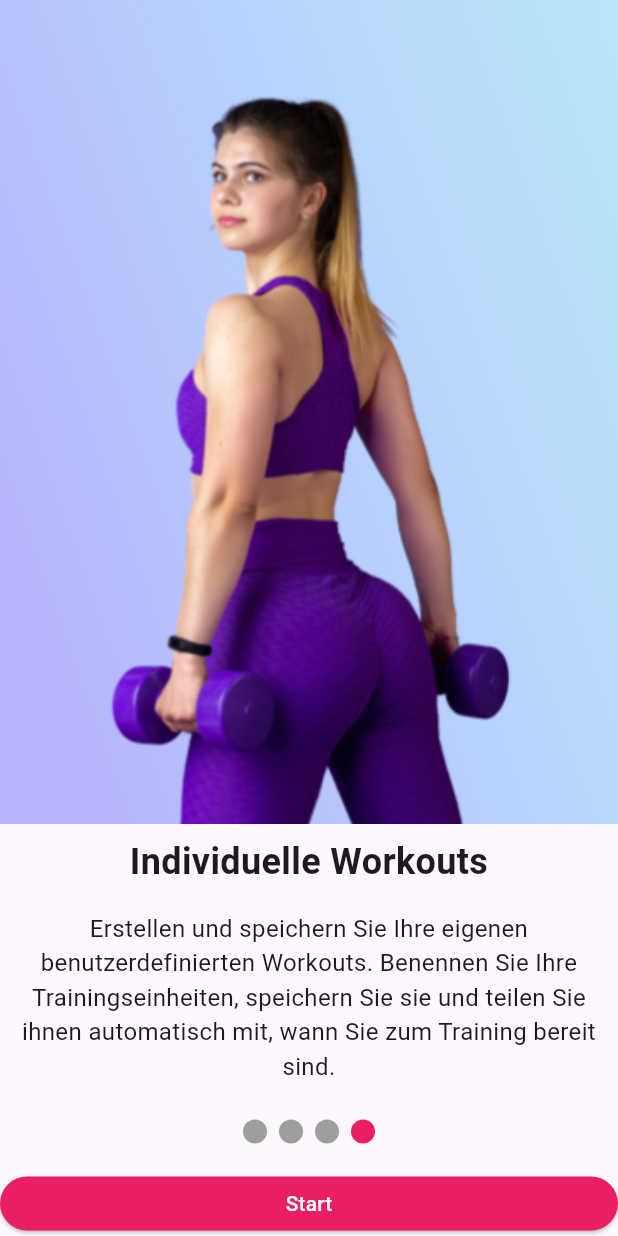
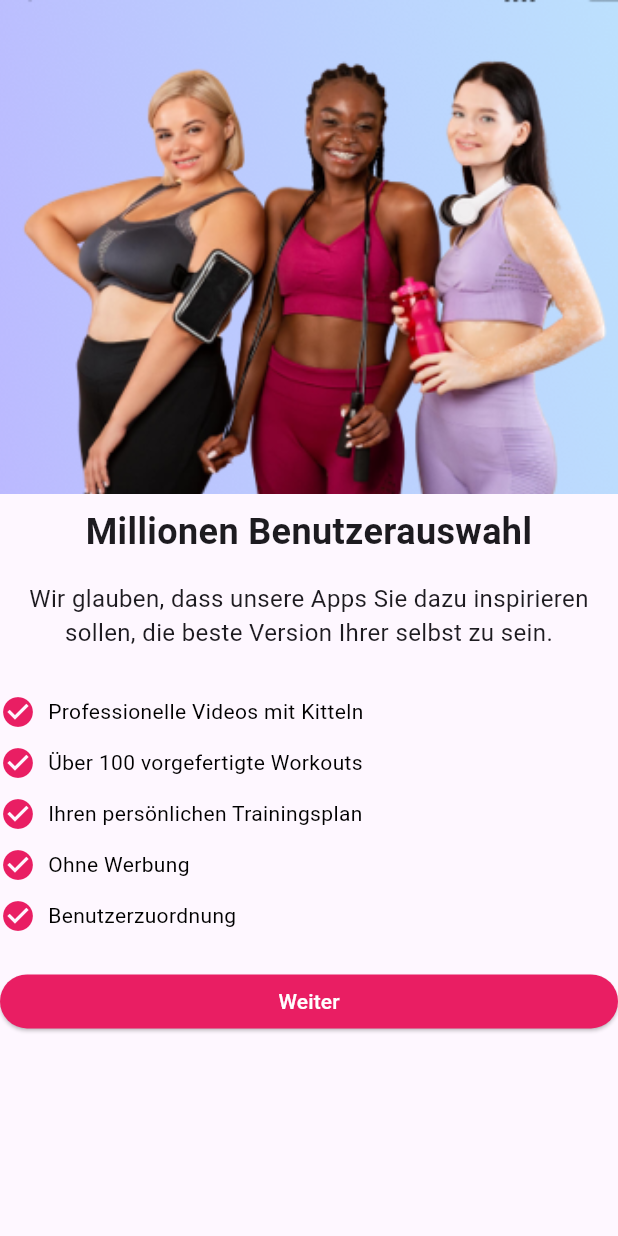
Before and after one commit to akurtovic4/gymbro, a Flutter app: the screen it shows after launch, on a phone screen of 412 x 824 dp. Run offline on Flutter 3.47's test engine with Material 3 defaults, Android fonts, the light colour scheme and no system bars.

Commit message:
Choose plan window part 1

```diff
--- /dev/null
+++ b/lib/chooseplan.dart
@@ -0,0 +1,119 @@
+import 'package:flutter/material.dart';
+
+class chooseplan extends StatelessWidget {
+  @override
+  Widget build(BuildContext context) {
+    return Scaffold(
+      body: Column(
+        crossAxisAlignment: CrossAxisAlignment.stretch,
+        children: [
+          // Slika na jednoj četvrtini ekrana
+          Container(
+            height: MediaQuery.of(context).size.height / 2.5,
+            decoration: BoxDecoration(
+              image: DecorationImage(
+                image: AssetImage('images/chooseplan.png'), // Stavite putanju do vaše slike
+                fit: BoxFit.cover,
+              ),
+            ),
+          ),
+          // Naslov "Willkommen bei GymBro"
+          Padding(
+            padding: const EdgeInsets.all(8.0),
+            child: Text(
+              'Millionen Benutzerauswahl',
+              textAlign: TextAlign.center,
+              style: TextStyle(
+                fontSize: 24,
+                fontWeight: FontWeight.bold,
+              ),
+            ),
+          ),
+          // Opis teksta "Die GymBro-Anwendung..."
+          Padding(
+            padding: const EdgeInsets.all(8.0),
+            child: Text(
+              'Wir glauben, dass unsere Apps Sie dazu inspirieren sollen, die beste Version Ihrer selbst zu sein.',
+              textAlign: TextAlign.center,
+              style: TextStyle(
+                fontSize: 16,
+              ),
+            ),
+          ),
+
+          SizedBox(height: 16),
+
+          Column(
+            children: [
+              ChoiceOption(icon: Icons.check_circle, text: 'Professionelle Videos mit Kitteln',),
+              ChoiceOption(icon: Icons.check_circle, text: 'Über 100 vorgefertigte Workouts',),
+              ChoiceOption(icon: Icons.check_circle, text: 'Ihren persönlichen Trainingsplan',),
+              ChoiceOption(icon: Icons.check_circle, text: 'Ohne Werbung',),
+              ChoiceOption(icon: Icons.check_circle, text: 'Benutzerzuordnung',),
+            ],
+          ),
+
+          SizedBox(height: 16),
+
+
+          Container(
+            width: 100,
+            child: ElevatedButton(
+              onPressed: () {
+
+                print('Dugme Weiter je pritisnuto.');
+              },
+              style: ButtonStyle(
+                minimumSize: MaterialStateProperty.all(Size(100, 0)),
+                maximumSize: MaterialStateProperty.all(Size(100, double.infinity)),
+                backgroundColor: MaterialStateProperty.all(Colors.pink),
+                padding: MaterialStateProperty.all(EdgeInsets.symmetric(horizontal: 12, vertical: 8)),
+              ),
+              child: Text(
+                'Weiter',
+                style: TextStyle(
+                  color: Colors.white,
+                ),
+              ),
+            ),
+          ),
+        ],
+      ),
+    );
+  }
+}
+
+class ChoiceOption extends StatelessWidget {
+  final IconData icon;
+  final String text;
+
+  const ChoiceOption({Key? key, required this.icon, required this.text}) : super(key: key);
+
+  @override
+  Widget build(BuildContext context) {
+    return Padding(
+      padding: const EdgeInsets.symmetric(vertical: 5.0),
+      child: Row(
+        children: [
+          Icon(
+            icon,
+            color: Colors.pink, // Promijenite boju ikone u roze
+          ),
+          SizedBox(width: 8),
+          Text(
+            text,
+            style: TextStyle(
+              color: Colors.black, // Promijenite boju teksta po želji
+            ),
+          ),
+        ],
+      ),
+    );
+  }
+}
+
+void main() {
+  runApp(MaterialApp(
+    home: chooseplan(),
+  ));
+}
--- a/lib/main.dart
+++ b/lib/main.dart
@@ -1,4 +1,5 @@
 import 'package:flutter/material.dart';
+import 'package:gymbro/chooseplan.dart';
 
 import 'intro1.dart';
 import 'intro2.dart';
@@ -14,7 +15,7 @@ class MyApp extends StatelessWidget {
       debugShowCheckedModeBanner: false,
       initialRoute: '/',
       routes: {
-        '/': (context) => intro4(),
+        '/': (context) => chooseplan(),
         '/intro2': (context) => intro2(),
         '/intro3': (context) => intro3(),
         '/intro4': (context) => intro4(),
--- a/pubspec.yaml
+++ b/pubspec.yaml
@@ -63,6 +63,7 @@ flutter:
     - images/intro2.png
     - images/intro4.png
     - images/logo.png
+    - images/chooseplan.png
 
   # To add assets to your application, add an assets section, like this:
   # assets:
```
Also changed, not shown: images/chooseplan.png (added).
